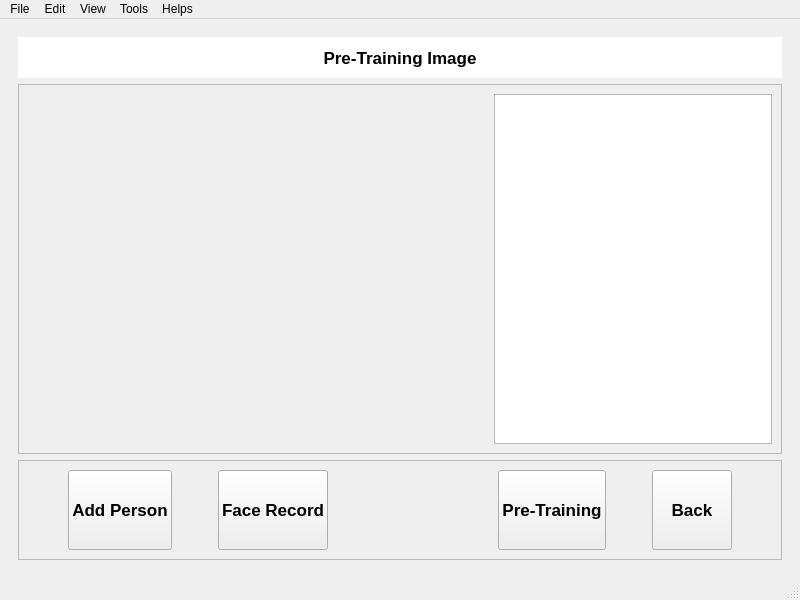
Above: MainLoop.ui from patradanai/Facenet-PTL before the change. Below: the same form after it.
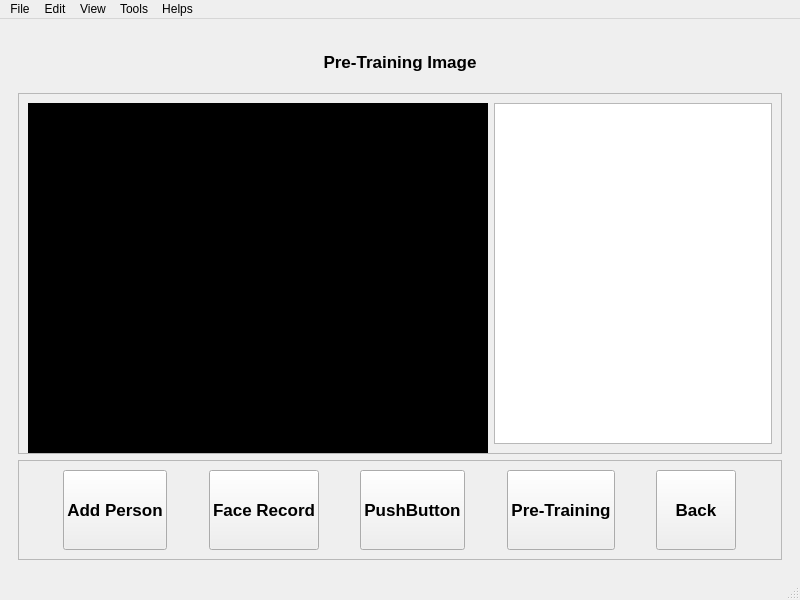
That is the form after the change. The open tabs and pages were chosen to show the change.

```diff
--- a/MainLoop.ui
+++ b/MainLoop.ui
@@ -13,6 +13,9 @@
   <property name="windowTitle">
    <string>MainWindow</string>
   </property>
+  <property name="styleSheet">
+   <string notr="true"/>
+  </property>
   <widget class="QWidget" name="centralwidget">
    <layout class="QHBoxLayout" name="horizontalLayout">
     <item>
@@ -262,6 +265,18 @@
        <layout class="QVBoxLayout" name="verticalLayout">
         <item>
          <widget class="QLabel" name="label_2">
+          <property name="sizePolicy">
+           <sizepolicy hsizetype="Preferred" vsizetype="Minimum">
+            <horstretch>0</horstretch>
+            <verstretch>0</verstretch>
+           </sizepolicy>
+          </property>
+          <property name="minimumSize">
+           <size>
+            <width>0</width>
+            <height>50</height>
+           </size>
+          </property>
           <property name="font">
            <font>
             <family>Nirmala UI</family>
@@ -271,7 +286,7 @@
            </font>
           </property>
           <property name="styleSheet">
-           <string notr="true">background-color:rgb(255, 255, 255)</string>
+           <string notr="true"/>
           </property>
           <property name="text">
            <string>Pre-Training Image</string>
@@ -304,6 +319,9 @@
                <height>350</height>
               </size>
              </property>
+             <property name="styleSheet">
+              <string notr="true">background-color: rgb(0, 0, 0);</string>
+             </property>
             </widget>
            </item>
            <item>
@@ -432,6 +450,43 @@
                </property>
               </widget>
              </item>
+             <item>
+              <spacer name="horizontalSpacer_14">
+               <property name="orientation">
+                <enum>Qt::Horizontal</enum>
+               </property>
+               <property name="sizeHint" stdset="0">
+                <size>
+                 <width>40</width>
+                 <height>20</height>
+                </size>
+               </property>
+              </spacer>
+             </item>
+             <item>
+              <widget class="QPushButton" name="pushButton_11">
+               <property name="sizePolicy">
+                <sizepolicy hsizetype="Minimum" vsizetype="Preferred">
+                 <horstretch>0</horstretch>
+                 <verstretch>0</verstretch>
+                </sizepolicy>
+               </property>
+               <property name="font">
+                <font>
+                 <family>Nirmala UI</family>
+                 <pointsize>13</pointsize>
+                 <weight>75</weight>
+                 <italic>false</italic>
+                 <bold>true</bold>
+                 <underline>false</underline>
+                 <strikeout>false</strikeout>
+                </font>
+               </property>
+               <property name="text">
+                <string>PushButton</string>
+               </property>
+              </widget>
+             </item>
              <item>
               <spacer name="horizontalSpacer_5">
                <property name="orientation">
```
Left out of the diff: 77 changed lines with no effect on the pictures.
